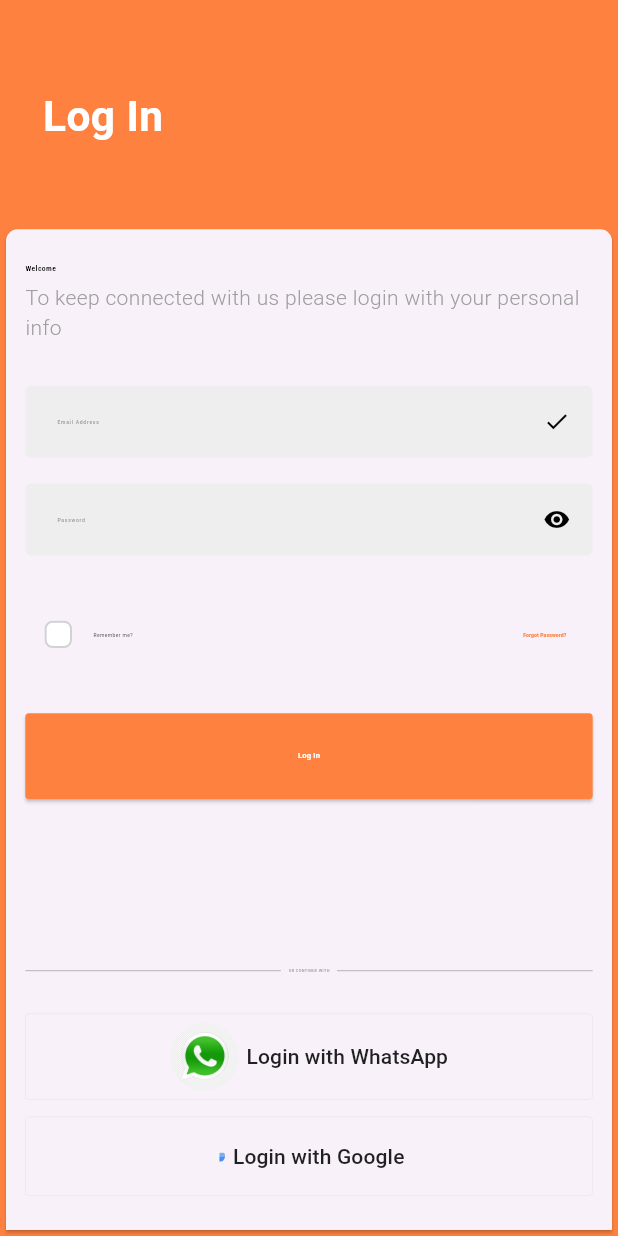
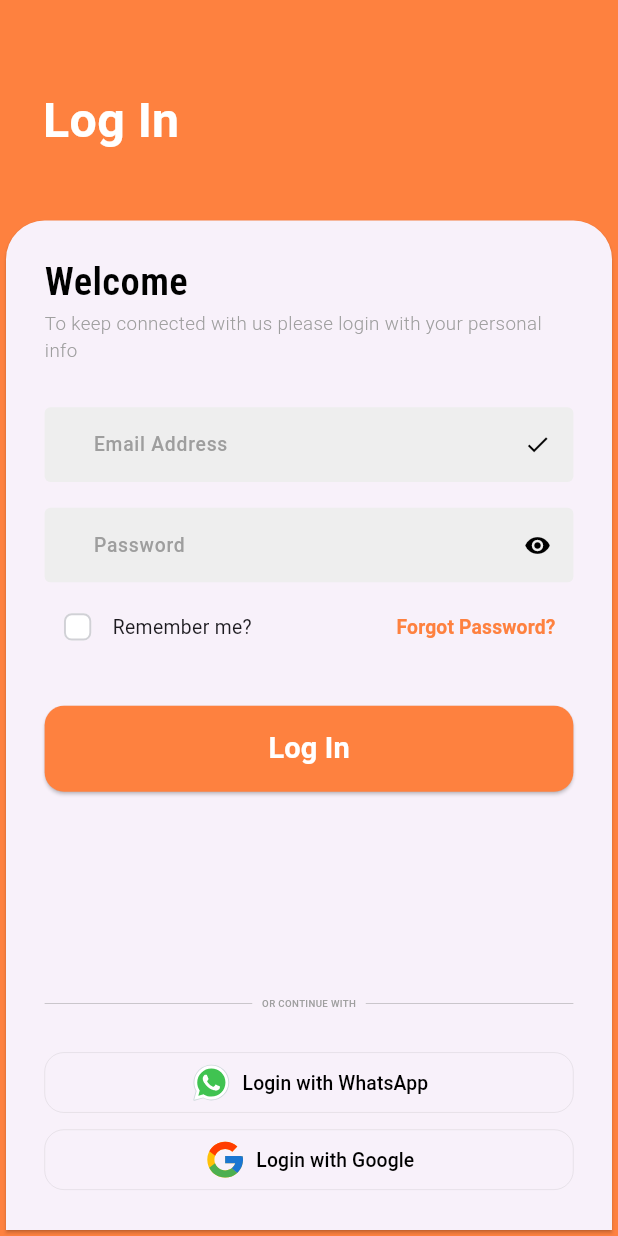
Before and after one commit to vidisha1106/login_screen, a Flutter app: the screen it shows after launch, on a phone screen of 412 x 824 dp. Run offline on Flutter 3.47's test engine with Material 2 defaults, Android fonts, the phone set to English and light mode, and no system bars; our stand-ins replace flutter_screenutil, flutter_svg, google_fonts.

Commit message:
Made Responsive Login Screen

```diff
--- a/lib/main.dart
+++ b/lib/main.dart
@@ -1,6 +1,7 @@
 import 'package:flutter/cupertino.dart';
 import 'package:flutter/material.dart';
 import 'package:flutter_screenutil/flutter_screenutil.dart';
+import 'package:flutter_svg/flutter_svg.dart';
 import 'package:google_fonts/google_fonts.dart';
 
 void main() {
@@ -22,7 +23,7 @@ class MyApp extends StatelessWidget {
         ),
         home: const MyHomePage(),
       ),
-      designSize: Size(1600,720),
+      designSize: Size(1600, 720),
     );
   }
 }
@@ -53,7 +54,7 @@ class _MyHomePageState extends State<MyHomePage> {
         body: Stack(
           children: [
             Positioned(top: 50.h, left: 25.h, child: _buildTop()),
-            Positioned(bottom: 0.h, child: _buildBottom()),
+            Positioned(bottom: 0.h, child: _buildBottom(), top: 125.h),
           ],
         ),
       ),
@@ -68,7 +69,7 @@ class _MyHomePageState extends State<MyHomePage> {
         style: GoogleFonts.roboto(
           color: Colors.white,
           fontWeight: FontWeight.w700,
-          fontSize: 110.sp,
+          fontSize: 125.sp,
         ),
       ),
     );
@@ -78,11 +79,12 @@ class _MyHomePageState extends State<MyHomePage> {
     return SizedBox(
       width: mediaSize?.width,
       child: Card(
-        shape:  RoundedRectangleBorder(
+        shape: RoundedRectangleBorder(
             borderRadius: BorderRadius.only(
-                topLeft: Radius.circular(30.r), topRight: Radius.circular(30.r))),
+                topLeft: Radius.circular(100.r),
+                topRight: Radius.circular(100.r))),
         child: Padding(
-          padding: EdgeInsets.symmetric(horizontal: 50.w,vertical: 20.h),
+          padding: EdgeInsets.symmetric(horizontal: 100.w, vertical: 20.h),
           child: _buildForm(),
         ),
       ),
@@ -99,18 +101,17 @@ class _MyHomePageState extends State<MyHomePage> {
             Text(
               "Welcome",
               style: GoogleFonts.robotoCondensed(
-                fontSize: 20.sp,
+                fontSize: 100.sp,
                 fontWeight: FontWeight.w600,
                 color: Colors.black,
               ),
             ),
-             SizedBox(
-              height: 5.h,
-            ),
             Text(
               "To keep connected with us please login with your personal info",
               style: GoogleFonts.robotoFlex(
-                  color: Colors.grey, fontWeight: FontWeight.w300),
+                  color: Colors.grey,
+                  fontWeight: FontWeight.w300,
+                  fontSize: 12.5),
             ),
             SizedBox(
               height: 25.h,
@@ -121,7 +122,7 @@ class _MyHomePageState extends State<MyHomePage> {
             ),
             _buildInputField(passController, isPassword: true),
             SizedBox(
-              height: 25.h,
+              height: 5.h,
             ),
             _buildRememberForgot(),
             SizedBox(
@@ -151,16 +152,18 @@ class _MyHomePageState extends State<MyHomePage> {
         isDense: true,
         isCollapsed: true,
         labelStyle: GoogleFonts.robotoFlex(
-            fontSize: 13.sp,
+            fontSize: 50.sp,
             fontWeight: FontWeight.w500,
             color: Colors.grey.shade500),
-        suffixIcon: isPassword ? const Icon(Icons.remove_red_eye) : const Icon(Icons.done),
+        suffixIcon: isPassword
+            ? const Icon(Icons.remove_red_eye)
+            : const Icon(Icons.done),
         suffixIconColor: Colors.black,
         filled: true,
-        border:  OutlineInputBorder(
+        border: OutlineInputBorder(
             borderSide: BorderSide.none,
             borderRadius: BorderRadius.all(Radius.circular(15.r))),
-        contentPadding:  EdgeInsets.symmetric(horizontal: 15.h,vertical: 15.w),
+        contentPadding: EdgeInsets.symmetric(horizontal: 25.h, vertical: 50.w),
         fillColor: Colors.grey.shade200,
       ),
     );
@@ -188,7 +191,7 @@ class _MyHomePageState extends State<MyHomePage> {
             ),
             Text(
               "Remember me?",
-              style: GoogleFonts.robotoFlex(fontSize: 13.sp),
+              style: GoogleFonts.robotoFlex(fontSize: 50.sp),
             ),
           ],
         ),
@@ -198,7 +201,7 @@ class _MyHomePageState extends State<MyHomePage> {
               style: GoogleFonts.robotoFlex(
                   color: const Color(0xfffe813f),
                   fontWeight: FontWeight.w700,
-                  fontSize: 13.sp)),
+                  fontSize: 50.sp)),
         ),
       ],
     );
@@ -208,11 +211,11 @@ class _MyHomePageState extends State<MyHomePage> {
     return ElevatedButton(
       onPressed: () {},
       style: ElevatedButton.styleFrom(
-        minimumSize:  Size.fromHeight(50.h),
+        minimumSize: Size.fromHeight(50.h),
         backgroundColor: const Color(0xfffe813f),
-        shape:  RoundedRectangleBorder(
+        shape: RoundedRectangleBorder(
           borderRadius: BorderRadius.all(
-            Radius.circular(10.r),
+            Radius.circular(50.r),
           ),
         ),
       ),
@@ -220,7 +223,7 @@ class _MyHomePageState extends State<MyHomePage> {
           style: GoogleFonts.roboto(
             color: Colors.white,
             fontWeight: FontWeight.w700,
-            fontSize: 20.sp,
+            fontSize: 75.sp,
           )),
     );
   }
@@ -234,86 +237,82 @@ class _MyHomePageState extends State<MyHomePage> {
             Expanded(
               child: Divider(
                 color: Colors.grey,
-                thickness: 0.50,
+                thickness: 0.3.h,
                 height: 50.h,
-                endIndent: 5,
+                endIndent: 25.w,
               ),
             ),
             Text("OR CONTINUE WITH",
                 style: GoogleFonts.robotoFlex(
-                    fontSize: 10.sp,
+                    fontSize: 25.sp,
                     color: Colors.grey,
                     fontWeight: FontWeight.w500)),
             Expanded(
               child: Divider(
                 color: Colors.grey,
-                thickness: 0.50,
+                thickness: 0.3.h,
                 height: 50.h,
-                indent: 5,
+                indent: 25.w,
               ),
             ),
           ],
         ),
         MaterialButton(
-          shape:  RoundedRectangleBorder(
-              side: BorderSide(color: Colors.grey, width: 0.3.w),
-              borderRadius: BorderRadius.all(Radius.circular(10.r))),
+          shape: RoundedRectangleBorder(
+              side: BorderSide(color: Colors.grey, width: 0.5.w),
+              borderRadius: BorderRadius.all(Radius.circular(50.r))),
           onPressed: () {},
           child: Padding(
-            padding:  EdgeInsets.symmetric(vertical: 5.h,horizontal: 5.w),
+            padding: EdgeInsets.symmetric(vertical: 5.h, horizontal: 5.w),
             child: Row(
               mainAxisAlignment: MainAxisAlignment.center,
               children: [
-                Container(
-                  height: 40.0.h,
-                  width: 40.0.h,
-                  decoration: const BoxDecoration(
-                    image: DecorationImage(
-                        image: AssetImage('assets/icons/wp_icon.png'),
-                        fit: BoxFit.cover),
-                    shape: BoxShape.circle,
-                  ),
+                SizedBox(
+                  height: 25.0.h,
+                  width: 25.0.h,
+                  child: SvgPicture.asset("assets/icons/wp_icon.svg"),
                 ),
                 SizedBox(
-                  width: 20.w,
+                  width: 25.w,
                 ),
                 Text(
                   "Login with WhatsApp",
-                  style: GoogleFonts.robotoFlex(),
+                  style: GoogleFonts.robotoFlex(
+                      fontSize: 50.sp,
+                      color: Colors.black,
+                      fontWeight: FontWeight.w500),
                 )
               ],
             ),
           ),
         ),
         SizedBox(
-          height: 10.h,
+          height: 3.h,
         ),
         MaterialButton(
-          shape:  RoundedRectangleBorder(
-              side: BorderSide(color: Colors.grey, width: 0.3.w),
-              borderRadius: BorderRadius.all(Radius.circular(10.r))),
+          shape: RoundedRectangleBorder(
+              side: BorderSide(color: Colors.grey, width: 0.5.w),
+              borderRadius: BorderRadius.all(Radius.circular(50.r))),
           onPressed: () {},
           child: Padding(
-            padding:  EdgeInsets.symmetric(horizontal: 8.w,vertical: 8.h),
+            padding: EdgeInsets.symmetric(horizontal: 5.w, vertical: 5.h),
             child: Row(
               mainAxisAlignment: MainAxisAlignment.center,
               children: [
-                Container(
-                  height: 30.0.h,
-                  width: 30.0.w,
-                  decoration: const BoxDecoration(
-                    image: DecorationImage(
-                        image: AssetImage('assets/icons/google_icon.png'),
-                        fit: BoxFit.cover),
-                    shape: BoxShape.circle,
-                  ),
+                SizedBox(
+                  height: 25.0.h,
+                  width: 25.0.h,
+                  child: SvgPicture.asset("assets/icons/google_icon.svg"),
                 ),
                 SizedBox(
-                  width: 20.w,
+                  width: 25.w,
                 ),
                 Text(
                   "Login with Google",
-                  style: GoogleFonts.robotoFlex(),
+                  style: GoogleFonts.robotoFlex(
+                      fontSize: 50.sp,
+                      color: Colors.black,
+                      fontWeight: FontWeight.w500),
                 )
               ],
             ),
@@ -322,9 +321,4 @@ class _MyHomePageState extends State<MyHomePage> {
       ],
     );
   }
-
-  @override
-  void initState() {
-    super.initState();
 }
-}
--- a/pubspec.yaml
+++ b/pubspec.yaml
@@ -37,6 +37,7 @@ dependencies:
   cupertino_icons: ^1.0.2
   google_fonts: 6.1.0
   flutter_screenutil: 5.9.0
+  flutter_svg: ^2.0.5
 
 dev_dependencies:
   flutter_test:
```
Also changed, not shown: assets/icons/google_icon.png (deleted), assets/icons/google_icon.svg (added), assets/icons/wp_icon.png (deleted), assets/icons/wp_icon.svg (added), assets/icons/wp_icon_png.png (deleted), pubspec.lock. Lines whose indentation alone changed are shown as unchanged.
